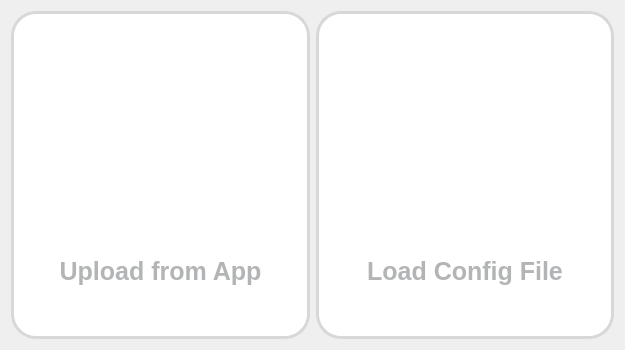
Before: the Qt Designer form src/ModelLoaderDialog.ui in thinkexist1989/rocos-viz, drawn with Qt 5.
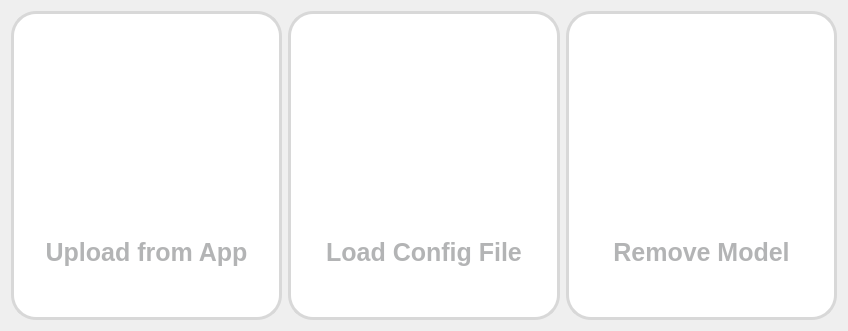
After: the same form once the commit is applied. Icons and pictures are not drawn.

Commit message: Auto Load Robot Model Test Passed

```diff
--- a/src/ModelLoaderDialog.ui
+++ b/src/ModelLoaderDialog.ui
@@ -6,8 +6,8 @@
    <rect>
     <x>0</x>
     <y>0</y>
-    <width>625</width>
-    <height>350</height>
+    <width>848</width>
+    <height>331</height>
    </rect>
   </property>
   <property name="windowTitle">
@@ -120,6 +120,55 @@
      </property>
     </widget>
    </item>
+   <item>
+    <widget class="QPushButton" name="removeButton">
+     <property name="sizePolicy">
+      <sizepolicy hsizetype="Preferred" vsizetype="Preferred">
+       <horstretch>0</horstretch>
+       <verstretch>0</verstretch>
+      </sizepolicy>
+     </property>
+     <property name="styleSheet">
+      <string notr="true">QPushButton {
+	background-image: url(:/res/remove.png);
+	background-origin: content;
+	background-position: top;
+	background-repeat: no-repeat;
+
+	text-align: bottom;
+	padding-bottom: 50px;
+	font-size: 25px;
+	color: #D8D8D8;
+
+	background-color: white;
+	border: 3px solid #D8D8D8;
+	border-radius: 25px;
+	color: #B3B4B5;
+	font-weight: bold;
+}
+
+QPushButton:hover {
+	background-color: #D8D8D8;
+	color: #262626;
+}
+
+QPushButton:pressed, QPushButton:checked {
+	background-color: #DFF3FC;
+	color: #262626;
+	border: 0;
+}</string>
+     </property>
+     <property name="text">
+      <string>Remove Model</string>
+     </property>
+     <property name="iconSize">
+      <size>
+       <width>60</width>
+       <height>60</height>
+      </size>
+     </property>
+    </widget>
+   </item>
   </layout>
  </widget>
  <resources/>
```
The commit also changes 14 other files.
